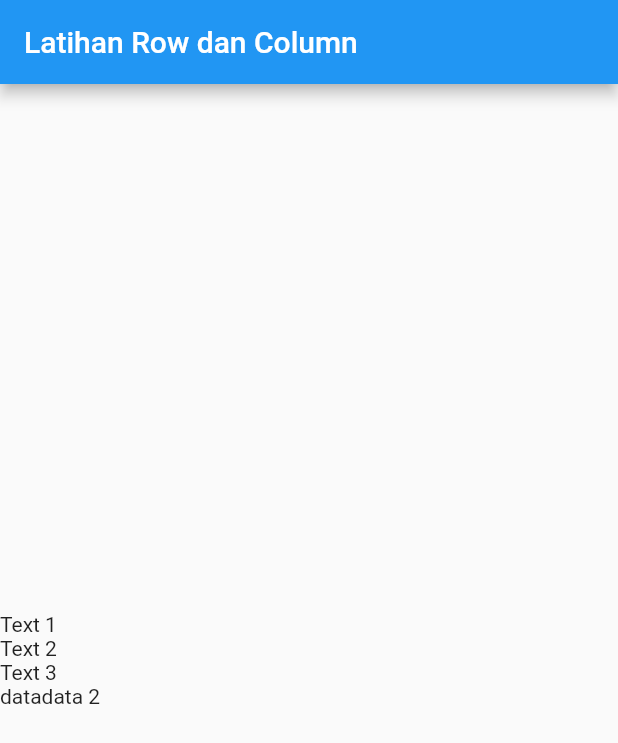
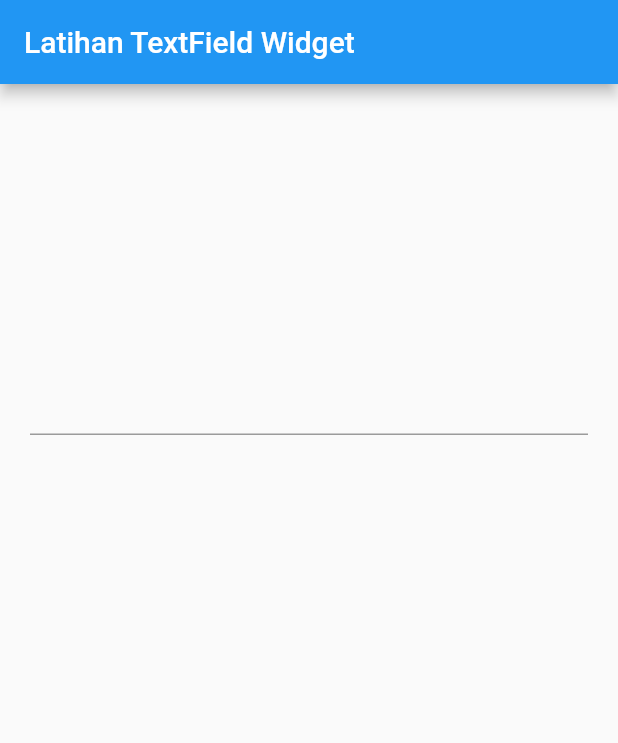
Before and after one commit to fullpagedeveloper/flutter-learning, a Flutter app: the screen it shows after launch, on a phone screen of 412 x 824 dp. Shown: the top 743 px of the screen. Run offline on Flutter 3.47's test engine with Material 2 defaults, Android fonts, the light colour scheme and no system bars.

Commit message:
learning textfield and text editing controller

```diff
--- a/lib/main.dart
+++ b/lib/main.dart
@@ -2,25 +2,41 @@ import 'package:flutter/material.dart';
 
 void main() => runApp(MyApp());
 
-class MyApp extends StatelessWidget {
+class MyApp extends StatefulWidget {
+  const MyApp({Key key}) : super(key: key);
+
+  @override
+  _MyAppState createState() => _MyAppState();
+}
+
+class _MyAppState extends State<MyApp> {
+  //textfield butuh yang namanya controller dan bisa dikasih nilai awal textnya
+  TextEditingController controller = TextEditingController();
+
   @override
   Widget build(BuildContext context) {
     return MaterialApp(
       home: Scaffold(
         appBar: AppBar(
-          title: Text("Latihan Row dan Column"),
+          title: Text("Latihan TextField Widget"),
         ),
-        body: Column(
-          mainAxisAlignment: MainAxisAlignment.center, // column
-          crossAxisAlignment: CrossAxisAlignment.start, //row
-          children: <Widget>[
-            Text("Text 1"),
-            Text("Text 2"),
-            Text("Text 3"),
-            Row(
-              children: <Widget>[Text('data'), Text('data 2')],
-            )
-          ],
+        body: Container(
+          margin: EdgeInsets.all(20),
+          child: Column(
+            mainAxisAlignment: MainAxisAlignment.spaceAround,
+            children: <Widget>[
+              TextField(
+                //update tampilan
+                onChanged: (value) {
+                  setState(() {});
+                },
+                //end update tampilan
+
+                controller: controller,
+              ),
+              Text(controller.text),
+            ],
+          ),
         ),
       ),
     );
--- a/pubspec.yaml
+++ b/pubspec.yaml
@@ -18,7 +18,7 @@ publish_to: 'none' # Remove this line if you wish to publish to pub.dev
 version: 1.0.0+1
 
 environment:
-  sdk: ">=2.12.0 <3.0.0"
+  sdk: ">=2.7.0 <3.0.0"
 
 dependencies:
   flutter:
@@ -27,7 +27,7 @@ dependencies:
 
   # The following adds the Cupertino Icons font to your application.
   # Use with the CupertinoIcons class for iOS style icons.
-  cupertino_icons: ^1.0.2
+  cupertino_icons: ^1.0.0
 
 dev_dependencies:
   flutter_test:
```
Also changed, not shown: pubspec.lock, 1 other file.
